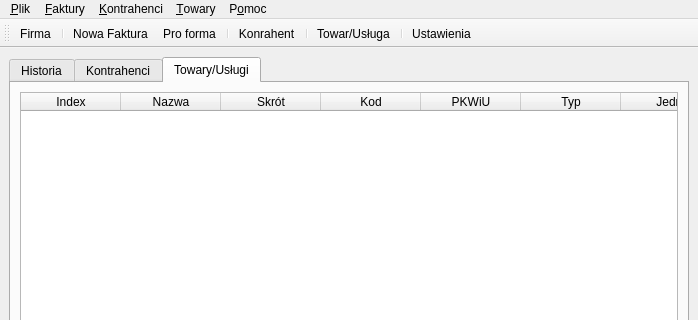
First picture: the form in MainWindow.ui, repository juliagoda/qfaktury, before the edit; both pictures show x 0 to 698 and y 0 to 320 of the 698 by 487 pixel window.
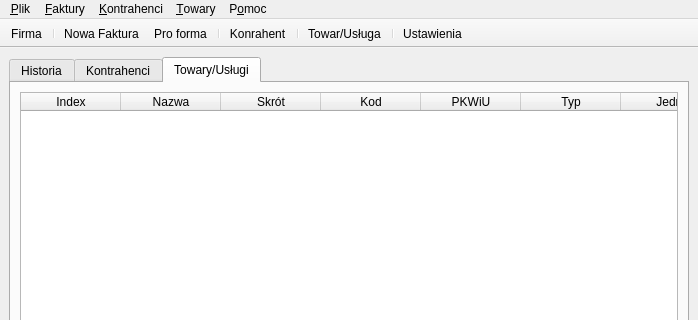
Second picture: the form after the edit. The open tabs and pages were chosen to show the change. Icons and pictures are not drawn.

```diff
--- a/MainWindow.ui
+++ b/MainWindow.ui
@@ -419,6 +419,9 @@
    <property name="windowTitle" >
     <string>toolBar</string>
    </property>
+   <property name="movable" >
+    <bool>false</bool>
+   </property>
    <property name="toolButtonStyle" >
     <enum>Qt::ToolButtonTextBesideIcon</enum>
    </property>
```
Left out of the diff: 7 changed lines with no effect on the pictures.
